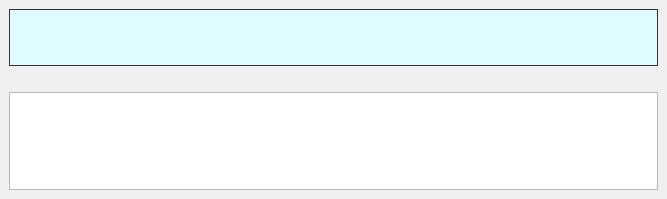
This is src/gui/calcwindow.ui in CZDanol/dnlcalc as Qt 5 draws it before an edit. The edited form follows.
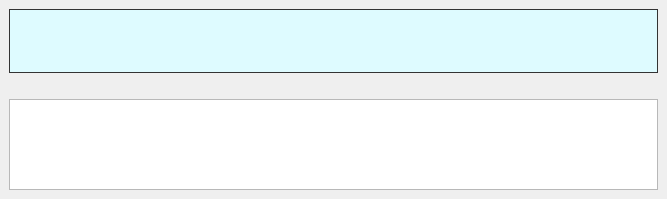
This is the edited form.

```diff
--- a/src/gui/calcwindow.ui
+++ b/src/gui/calcwindow.ui
@@ -43,6 +43,7 @@
          </property>
          <property name="font">
           <font>
+           <family>Fira Code</family>
            <pointsize>24</pointsize>
            <bold>true</bold>
           </font>
```
